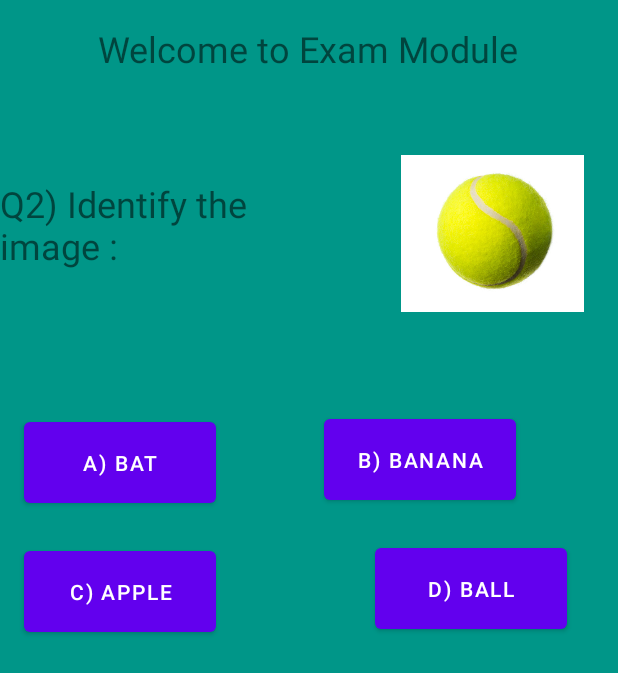
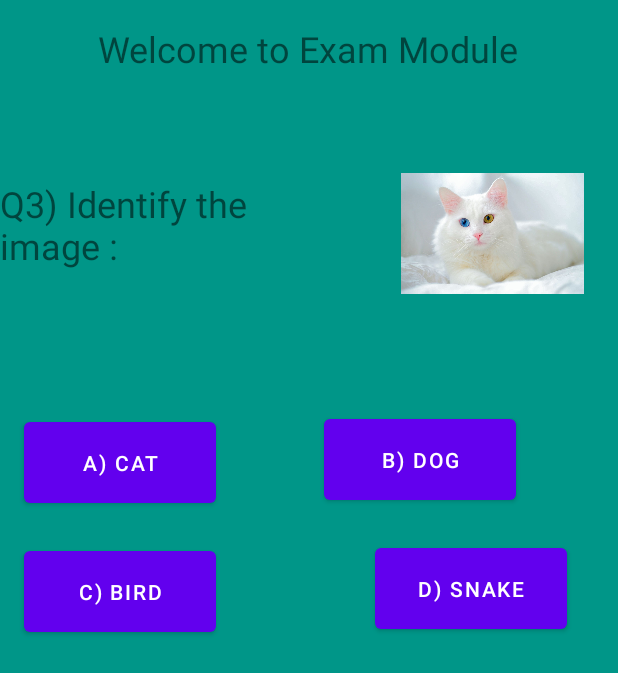
Before and after one commit to daniyal019/BSEF19A019_MC_ASSIGNMENT, an Android app: the layout activity_question3.xml on its own in the app's theme, with its tools: preview values and no code run, on a phone screen of 412 x 824 dp. Shown: the top 673 px of the screen. Run offline under Robolectric (Android 15) with nearby library versions, the phone set to English and light mode, and no system bars.

Commit message:
14th commit

```diff
--- a/app/src/main/AndroidManifest.xml
+++ b/app/src/main/AndroidManifest.xml
@@ -9,6 +9,9 @@
         android:roundIcon="@mipmap/ic_launcher_round"
         android:supportsRtl="true"
         android:theme="@style/Theme.Bsef19a019_Assignment">
+        <activity
+            android:name=".question3"
+            android:exported="false" />
         <activity
             android:name=".question2"
             android:exported="false" />
--- a/app/src/main/res/layout/activity_question2.xml
+++ b/app/src/main/res/layout/activity_question3.xml
@@ -4,7 +4,7 @@
     xmlns:tools="http://schemas.android.com/tools"
     android:layout_width="match_parent"
     android:layout_height="match_parent"
-    tools:context=".question2">
+    tools:context=".question3">
 
     <androidx.constraintlayout.widget.ConstraintLayout
         android:layout_width="match_parent"
@@ -29,7 +29,7 @@
             android:layout_width="241dp"
             android:layout_height="70dp"
             android:layout_marginTop="103dp"
-            android:text="Q2) Identify the image :"
+            android:text="Q3) Identify the image :"
             android:textSize="24sp"
             app:layout_constraintStart_toStartOf="parent"
             app:layout_constraintTop_toTopOf="@+id/textView4" />
@@ -43,53 +43,53 @@
             app:layout_constraintHorizontal_bias="0.531"
             app:layout_constraintStart_toEndOf="@+id/textView5"
             app:layout_constraintTop_toTopOf="@+id/textView4"
-            app:srcCompat="@drawable/ball" />
+            app:srcCompat="@drawable/cat" />
 
         <Button
-            android:id="@+id/btn10"
+            android:id="@+id/btn20"
             android:layout_width="128sp"
             android:layout_height="66sp"
             android:layout_marginStart="16dp"
             android:layout_marginTop="156dp"
-            android:text="a) Bat"
+            android:text="a) Cat"
             app:layout_constraintStart_toStartOf="parent"
             app:layout_constraintTop_toTopOf="@+id/textView5" />
 
         <Button
-            android:id="@+id/btn11"
+            android:id="@+id/btn21"
             android:layout_width="128sp"
             android:layout_height="66sp"
             android:layout_marginStart="36dp"
             android:layout_marginTop="84dp"
-            android:text="b) Banana"
+            android:text="b) Dog"
             app:layout_constraintEnd_toEndOf="parent"
             app:layout_constraintHorizontal_bias="0.349"
-            app:layout_constraintStart_toEndOf="@+id/btn10"
+            app:layout_constraintStart_toEndOf="@+id/btn20"
             app:layout_constraintTop_toBottomOf="@+id/textView5" />
 
         <Button
-            android:id="@+id/btn12"
+            android:id="@+id/btn22"
             android:layout_width="128sp"
             android:layout_height="66sp"
             android:layout_marginStart="16dp"
             android:layout_marginTop="20dp"
-            android:text="c) APPLE"
+            android:text="c) Bird"
             app:layout_constraintStart_toStartOf="parent"
-            app:layout_constraintTop_toBottomOf="@+id/btn10" />
+            app:layout_constraintTop_toBottomOf="@+id/btn20" />
 
         <Button
-            android:id="@+id/btn13"
+            android:id="@+id/btn24"
             android:layout_width="128sp"
             android:layout_height="66sp"
             android:layout_marginTop="20dp"
-            android:text="d) Ball"
+            android:text="d) snake"
             app:layout_constraintEnd_toEndOf="parent"
             app:layout_constraintHorizontal_bias="0.755"
-            app:layout_constraintStart_toEndOf="@+id/btn12"
-            app:layout_constraintTop_toBottomOf="@+id/btn11" />
+            app:layout_constraintStart_toEndOf="@+id/btn22"
+            app:layout_constraintTop_toBottomOf="@+id/btn21" />
 
         <TextView
-            android:id="@+id/txt1"
+            android:id="@+id/txt2"
             android:layout_width="132dp"
             android:layout_height="62dp"
             android:layout_marginTop="36dp"
@@ -98,6 +98,6 @@
             app:layout_constraintEnd_toEndOf="parent"
             app:layout_constraintHorizontal_bias="0.483"
             app:layout_constraintStart_toStartOf="parent"
-            app:layout_constraintTop_toBottomOf="@+id/btn13" />
+            app:layout_constraintTop_toBottomOf="@+id/btn24" />
     </androidx.constraintlayout.widget.ConstraintLayout>
 </androidx.constraintlayout.widget.ConstraintLayout>
```
Also changed, not shown: app/src/main/java/com/example/bsef19a019_assignment/ExamModule.java (+5 -5 lines), app/src/main/java/com/example/bsef19a019_assignment/question2.java (+7 -9 lines), app/src/main/java/com/example/bsef19a019_assignment/question3.java (added, +67 -0 lines), app/src/main/res/layout/activity_exam_module.xml (+10 -10 lines).
